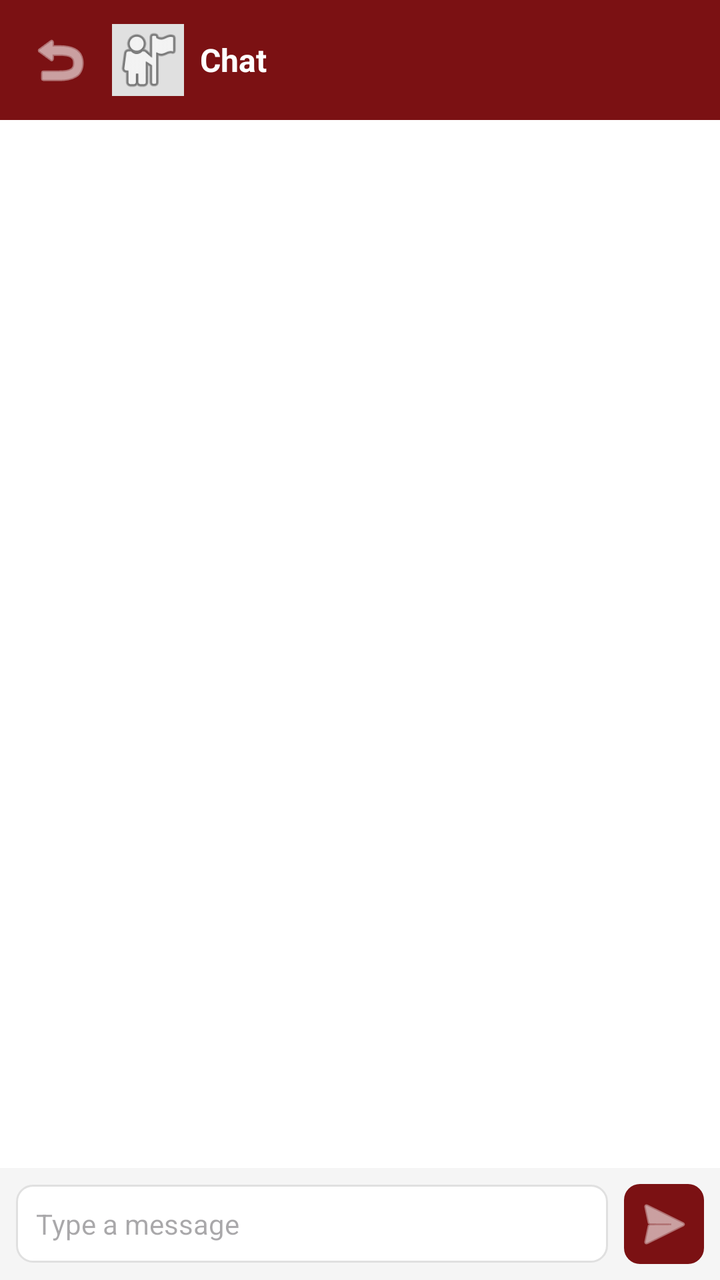
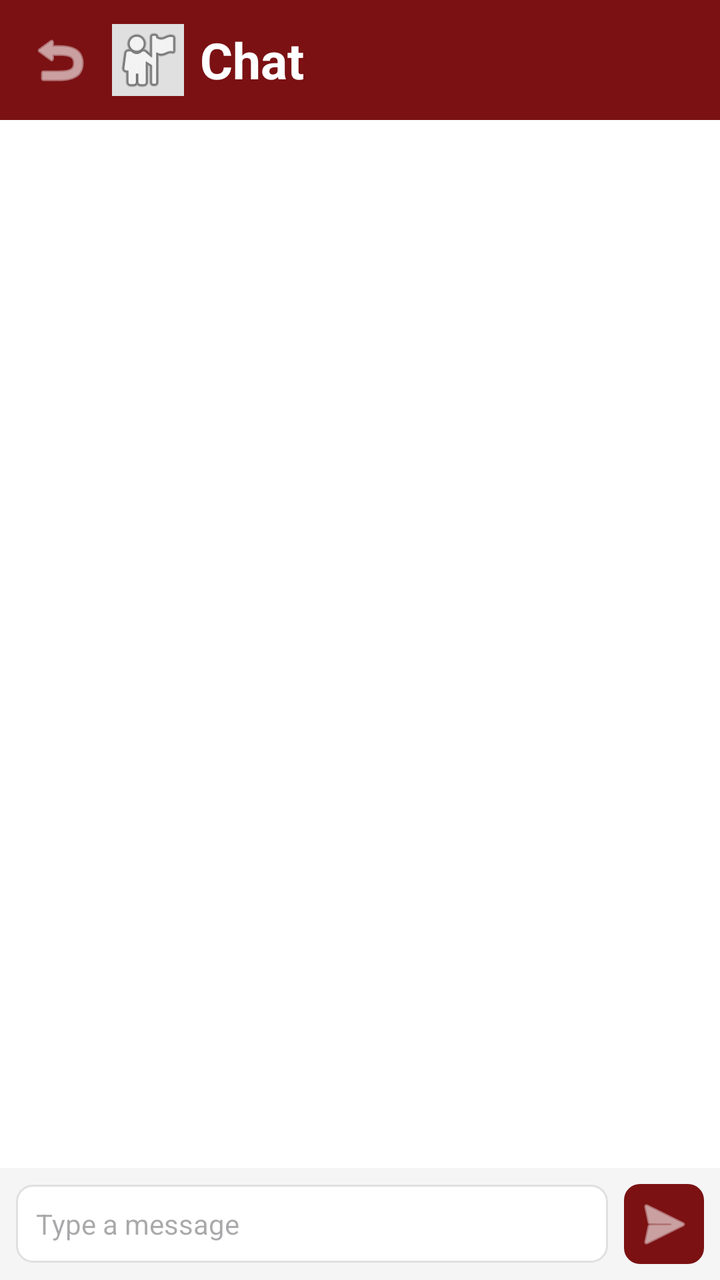

Before-and-after screenshots of an Android layout around one commit, followed by the original layout XML and the change that was made.
<!-- AndroidManifest.xml: application theme Theme.FixItFinderApp -->
<!-- res/layout/activity_chat.xml -->
<?xml version="1.0" encoding="utf-8"?>
<androidx.coordinatorlayout.widget.CoordinatorLayout
    xmlns:android="http://schemas.android.com/apk/res/android"
    android:layout_width="match_parent"
    android:layout_height="match_parent"
    android:background="@color/white">

    <LinearLayout
        android:layout_width="match_parent"
        android:layout_height="match_parent"
        android:orientation="vertical">

        <LinearLayout
            android:layout_width="match_parent"
            android:layout_height="wrap_content"
            android:orientation="horizontal"
            android:background="@color/color_primary"
            android:padding="12dp"
            android:gravity="center_vertical">

            <ImageButton
                android:id="@+id/btnBack"
                android:layout_width="36dp"
                android:layout_height="36dp"
                android:src="@android:drawable/ic_menu_revert"
                android:tint="@color/white"
                android:background="?attr/selectableItemBackgroundBorderless"
                android:contentDescription="Back" />

            <ImageView
                android:id="@+id/ivChatAvatar"
                android:layout_width="36dp"
                android:layout_height="36dp"
                android:layout_marginStart="8dp"
                android:scaleType="centerCrop"
                android:src="@android:drawable/ic_menu_myplaces"
                android:background="#E0E0E0"
                android:contentDescription="Avatar" />

            <TextView
                android:id="@+id/tvChatTitle"
                android:layout_width="0dp"
                android:layout_height="wrap_content"
                android:layout_weight="1"
                android:layout_marginStart="8dp"
                android:text="Chat"
                android:textSize="16sp"
                android:textStyle="bold"
                android:textColor="@color/white" />
        </LinearLayout>

        <androidx.recyclerview.widget.RecyclerView
            android:id="@+id/recyclerChat"
            android:layout_width="match_parent"
            android:layout_height="0dp"
            android:layout_weight="1"
            android:padding="12dp"
            android:clipToPadding="false" />

        <LinearLayout
            android:layout_width="match_parent"
            android:layout_height="wrap_content"
            android:orientation="horizontal"
            android:padding="8dp"
            android:background="#F5F5F5"
            android:gravity="center_vertical">

            <EditText
                android:id="@+id/edtMessage"
                android:layout_width="0dp"
                android:layout_height="wrap_content"
                android:layout_weight="1"
                android:hint="Type a message"
                android:background="@drawable/bg_service_card"
                android:padding="10dp"
                android:textSize="14sp" />

            <ImageButton
                android:id="@+id/btnSend"
                android:layout_width="40dp"
                android:layout_height="40dp"
                android:layout_marginStart="8dp"
                android:src="@android:drawable/ic_menu_send"
                android:tint="@color/white"
                android:background="@drawable/button_rounded_primary"
                android:contentDescription="Send" />
        </LinearLayout>
    </LinearLayout>
</androidx.coordinatorlayout.widget.CoordinatorLayout>
<!-- resources referenced by this layout -->
<resources>
  <color name="color_primary">#7B1113</color>
  <color name="white">#FFFFFFFF</color>
  <!-- drawable bg_service_card (drawable) -->
  <?xml version="1.0" encoding="utf-8"?>
  <shape xmlns:android="http://schemas.android.com/apk/res/android"
      android:shape="rectangle">
      <solid android:color="@android:color/white" />
      <stroke
          android:width="1dp"
          android:color="#E0E0E0" />
      <corners android:radius="8dp" />
  </shape>
  <!-- drawable button_rounded_primary (drawable) -->
  <?xml version="1.0" encoding="utf-8"?>
  <shape xmlns:android="http://schemas.android.com/apk/res/android"
      android:shape="rectangle">
  
      <solid android:color="@color/color_primary" />
  
      
      <corners
          android:radius="8dp" />
  
      <padding
          android:left="16dp"
          android:top="8dp"
          android:right="16dp"
          android:bottom="8dp" />
  
  </shape>
  <style name="Theme.FixItFinderApp" parent="Base.Theme.FixItFinderApp" />
  <style name="Base.Theme.FixItFinderApp" parent="Theme.Material3.DayNight.NoActionBar">
          <item name="colorPrimary">@color/color_primary</item>
          <item name="colorSecondary">@color/color_secondary</item>
          <item name="colorSurface">@color/color_background</item>
          <item name="colorOnSurface">@color/color_text_dark</item>
          <item name="colorPrimaryContainer">@color/color_primary</item>
          <item name="colorOnPrimary">@color/color_background</item>
      </style>
  <color name="color_secondary">#825037</color>
  <color name="color_background">#FFFFFF</color>
  <color name="color_text_dark">#2C2C2C</color>
</resources>

<!-- the commit's change to res/layout/activity_chat.xml (unified diff, before → after) -->
@@ -44,7 +44,7 @@
                 android:layout_weight="1"
                 android:layout_marginStart="8dp"
                 android:text="Chat"
-                android:textSize="16sp"
+                android:textSize="25sp"
                 android:textStyle="bold"
                 android:textColor="@color/white" />
         </LinearLayout>
